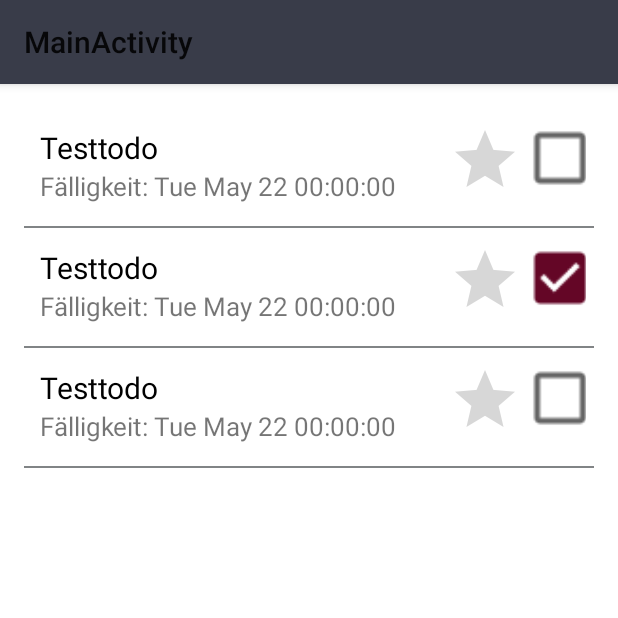
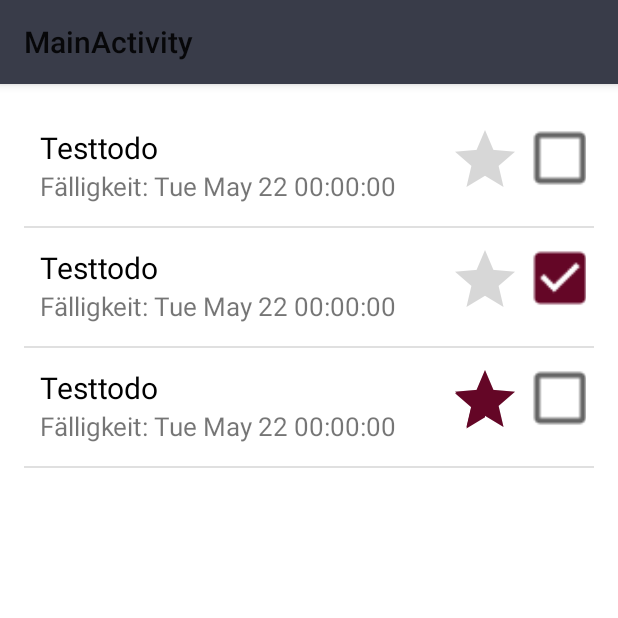
Before and after one commit to Raketensofa/MyTODO, an Android app: the screen it shows after launch (MainActivity), on a phone screen of 412 x 824 dp, the top half of it. Run offline under Robolectric (Android 15) with nearby library versions, the phone set to English and light mode, and no system bars.

Commit message:
23.04.2017

```diff
--- a/app/src/main/java/cgellner/mytodo/MainActivity.java
+++ b/app/src/main/java/cgellner/mytodo/MainActivity.java
@@ -4,51 +4,48 @@ import android.os.Bundle;
 import android.app.Activity;
 import android.support.v7.widget.LinearLayoutManager;
 import android.support.v7.widget.RecyclerView;
+import android.util.Log;
+import android.widget.ListView;
 
 import java.util.ArrayList;
 import java.util.Date;
 
-import models.Todo;
+import model.Todo;
 
 public class MainActivity extends Activity {
 
-    private RecyclerView mRecyclerView;
-    private RecyclerView.Adapter mAdapter;
-    private RecyclerView.LayoutManager mLayoutManager;
-
 
     private ArrayList<Todo> todolist;
-
+    private  ListView listviewTodos;
 
     @Override
     protected void onCreate(Bundle savedInstanceState) {
+
         super.onCreate(savedInstanceState);
 
         setContentView(R.layout.activity_main);
 
+        createListviewTodos();
+    }
+
+
+    private void createListviewTodos(){
 
         try {
-
             todolist = new ArrayList<>();
             todolist.add(new Todo("Testtodo", "Das ist ein Test.", false, false, new Date(2017, 4, 22)));
             todolist.add(new Todo("Testtodo", "Das ist ein Test.", true, false, new Date(2017, 4, 22)));
-            todolist.add(new Todo("Testtodo", "Das ist ein Test.", false, true, new Date(2017,4,22)));
+            todolist.add(new Todo("Testtodo", "Das ist ein Test.", false, true, new Date(2017, 4, 22)));
 
+            TodolistArrayAdapter adapter = new TodolistArrayAdapter(this, todolist);
 
-            mRecyclerView = (RecyclerView) findViewById(R.id.recyclerview_todolist);
-            mRecyclerView.setHasFixedSize(true);
+            listviewTodos = (ListView) findViewById(R.id.listview_todolist);
+            listviewTodos.setAdapter(adapter);
 
-            mLayoutManager = new LinearLayoutManager(this);
-            mRecyclerView.setLayoutManager(mLayoutManager);
+        }catch (Exception ex){
 
-            mAdapter = new Todolist_recyclerview_adapter(todolist);
-            mRecyclerView.setAdapter(mAdapter);
-
-        } catch (Exception ex) {
-
+            Log.d(this.getClass().getName(), ex.getMessage());
         }
-
-
     }
 
 }
--- a/app/src/main/java/cgellner/mytodo/Start.java
+++ /dev/null
@@ -1,14 +0,0 @@
-package cgellner.mytodo;
-
-/**
- * Created by Carolin on 21.04.2017.
- */
-public class Start {
-
-
-    //Mithilfe dieser Klasse wird versucht eine Verbindung zum Server herzustellen
-    //udn dann die Login-Acitivy angezeigt
-    //wenn das nicht funktioniert, werdn direkt die Aufgaben aus der SQlite db angezeigt ohne
-    //Login-Activity
-
-}
--- /dev/null
+++ b/app/src/main/java/cgellner/mytodo/TodolistArrayAdapter.java
@@ -0,0 +1,98 @@
+package cgellner.mytodo;
+
+import android.content.Context;
+import android.util.Log;
+import android.view.LayoutInflater;
+import android.view.View;
+import android.view.ViewGroup;
+import android.widget.ArrayAdapter;
+import android.widget.CheckBox;
+import android.widget.CompoundButton;
+import android.widget.RatingBar;
+import android.widget.TextView;
+import java.util.ArrayList;
+import model.Todo;
+
+/**
+ * Created by Carolin on 23.04.2017.
+ */
+public class TodolistArrayAdapter extends ArrayAdapter<Todo> {
+
+    private  TextView todoName;
+    private TextView todoDeadline;
+    private CheckBox todoIsDone;
+    private RatingBar todoIsFavourite;
+
+    private View itemView;
+
+    public TodolistArrayAdapter(Context context, ArrayList<Todo> todos) {
+
+        super(context, 0, todos);
+    }
+
+    @Override
+    public View getView(int position, View itemView, ViewGroup parent) {
+
+        this.itemView = itemView;
+
+        Todo todo = getItem(position);
+
+        if (itemView == null) {
+
+            itemView = LayoutInflater.from(getContext()).inflate(R.layout.todo_list_item, parent, false);
+        }
+
+        //Bestandteile der View
+        todoName = (TextView)itemView.findViewById(R.id.todo_textview_name);
+        todoDeadline = (TextView)itemView.findViewById(R.id.todo_textview_deadline);
+        todoIsDone = (CheckBox)itemView.findViewById(R.id.todo_checkbox_isdone);
+        todoIsFavourite = (RatingBar)itemView.findViewById(R.id.todo_start_isfavourite);
+
+        //Werte zuweisen
+        todoName.setText(todo.getName());
+        todoDeadline.setText("Fälligkeit: " + todo.getDeadline().toString());
+        todoIsDone.setChecked(todo.isDone());
+
+        if(todo.isFavourite()){
+
+            todoIsFavourite.setRating(1);
+
+        }else{
+
+            todoIsFavourite.setRating(0);
+        }
+
+        setListener();
+
+        return itemView;
+    }
+
+
+    private void setListener(){
+
+
+
+        todoIsDone.setOnCheckedChangeListener(new CompoundButton.OnCheckedChangeListener() {
+            @Override
+            public void onCheckedChanged(CompoundButton buttonView, boolean isChecked) {
+
+            }
+        });
+
+        todoIsFavourite.setOnRatingBarChangeListener(new RatingBar.OnRatingBarChangeListener() {
+            @Override
+            public void onRatingChanged(RatingBar ratingBar, float rating, boolean fromUser) {
+
+                if(todoIsFavourite.getRating() == 1){
+
+                    todoIsFavourite.setRating(0);
+
+                }else{
+
+                    todoIsFavourite.setRating(1);
+                }
+
+            }
+        });
+    }
+}
--- a/app/src/main/java/cgellner/mytodo/Todolist_recyclerview_adapter.java
+++ /dev/null
@@ -1,93 +0,0 @@
-package cgellner.mytodo;
-
-import android.view.LayoutInflater;
-import android.view.View;
-import android.view.ViewGroup;
-import android.widget.CheckBox;
-import android.widget.CompoundButton;
-import android.widget.RatingBar;
-import android.widget.TextView;
-import android.support.v7.widget.RecyclerView;
-import java.util.ArrayList;
-
-import models.Todo;
-
-/**
- * Created by Carolin on 21.04.2017.
- */
-public class Todolist_recyclerview_adapter extends RecyclerView.Adapter<Todolist_recyclerview_adapter.ViewHolder> {
-
-    private ArrayList<Todo> todoList;
-
-    public static class ViewHolder extends RecyclerView.ViewHolder {
-
-        public TextView todoName;
-        public TextView todoDeadline;
-        public CheckBox todoIsDone;
-        public RatingBar todoIsFavourite;
-
-        public ViewHolder(View itemView) {
-
-            super(itemView);
-
-            todoName = (TextView)itemView.findViewById(R.id.todo_textview_name);
-            todoDeadline = (TextView)itemView.findViewById(R.id.todo_textview_deadline);
-            todoIsDone = (CheckBox)itemView.findViewById(R.id.todo_checkbox_isdone);
-            todoIsFavourite = (RatingBar)itemView.findViewById(R.id.todo_start_isfavourite);
-
-            todoIsDone.setOnCheckedChangeListener(new CompoundButton.OnCheckedChangeListener(){
-
-                @Override
-                public void onCheckedChanged(CompoundButton buttonView, boolean isChecked) {
-
-
-                }
-            });
-
-
-            todoIsFavourite.setOnRatingBarChangeListener(new RatingBar.OnRatingBarChangeListener() {
-                @Override
-                public void onRatingChanged(RatingBar ratingBar, float rating, boolean fromUser) {
-
-                }
-            });
-        }
-    }
-
-
-    public Todolist_recyclerview_adapter(ArrayList<Todo> todolist) {
-
-        this.todoList = todolist;
-    }
-
-
-    @Override
-    public Todolist_recyclerview_adapter.ViewHolder onCreateViewHolder(ViewGroup parent, int viewType) {
-
-        View v = LayoutInflater.from(parent.getContext()).inflate(R.layout.todo_list_item, parent, false);
-        ViewHolder itemVh = new ViewHolder(v);
-
-        return itemVh;
-    }
-
-
-    @Override
-    public void onBindViewHolder(ViewHolder holder, int position) {
-
-        holder.todoName.setText(todoList.get(position).getName());
-        holder.todoDeadline.setText("Fälligkeit: " + todoList.get(position).getDeadline().toString());
-        holder.todoIsDone.setChecked(todoList.get(position).isDone());
-
-        if(todoList.get(position).isFavourite()){
-
-            holder.todoIsFavourite.setNumStars(1);
-        }
-    }
-
-    @Override
-    public int getItemCount() {
-        return todoList.size();
-    }
-
-
-}
--- a/app/src/main/java/database/SqliteDatabase.java
+++ b/app/src/main/java/database/SqliteDatabase.java
@@ -7,10 +7,9 @@ import android.database.sqlite.SQLiteOpenHelper;
 import android.util.Log;
 
 import java.util.ArrayList;
-import java.util.List;
 
 
-import models.Todo;
+import model.Todo;
 
 
 /**
--- a/app/src/main/java/models/Contact.java
+++ b/app/src/main/java/model/Contact.java
@@ -1,4 +1,4 @@
-package models;
+package model;
 
 /**
  * Created by Carolin on 21.04.2017.
--- a/app/src/main/java/models/model.java
+++ b/app/src/main/java/model/Model.java
@@ -1,4 +1,4 @@
-package models;
+package model;
 
 import java.util.Date;
 
--- a/app/src/main/java/models/Todo.java
+++ b/app/src/main/java/model/Todo.java
@@ -1,4 +1,4 @@
-package models;
+package model;
 
 import java.util.Date;
 
--- a/app/src/main/java/models/User.java
+++ b/app/src/main/java/model/User.java
@@ -1,4 +1,4 @@
-package models;
+package model;
 
 /**
  * Created by Carolin on 21.04.2017.
--- a/app/src/main/res/layout/activity_main.xml
+++ b/app/src/main/res/layout/activity_main.xml
@@ -10,12 +10,11 @@
     android:background="@android:color/white"
     tools:context="cgellner.mytodo.MainActivity">
 
-    <android.support.v7.widget.RecyclerView
-        android:id="@+id/recyclerview_todolist"
+    <ListView
+        xmlns:android="http://schemas.android.com/apk/res/android"
+        android:id="@+id/listview_todolist"
         android:scrollbars="vertical"
-        android:background="#818486"
         android:layout_width="match_parent"
-        android:layout_height="wrap_content"
-        xmlns:android="http://schemas.android.com/apk/res/android" />
+        android:layout_height="match_parent" />
 
 </RelativeLayout>
--- a/app/src/main/res/layout/todo_list_item.xml
+++ b/app/src/main/res/layout/todo_list_item.xml
@@ -6,7 +6,8 @@
     android:layout_height="wrap_content"
     android:padding="5dp"
     android:layout_marginBottom="1dp"
-    android:background="@android:color/white">
+    android:background="@android:color/white"
+    android:clickable="true">
 
     <TextView
         android:layout_width="wrap_content"
@@ -104,6 +105,13 @@
         android:paddingTop="5dp"
         android:paddingBottom="5dp"
         android:layout_alignParentEnd="false"
-        android:layout_alignParentStart="false" />
+        android:layout_alignParentStart="false"
+        android:stepSize="1"
+        android:focusableInTouchMode="false"
+        android:progressTintMode="src_in"
+        android:progressBackgroundTintMode="src_in" />
+
+
+
 
 </RelativeLayout>
```
